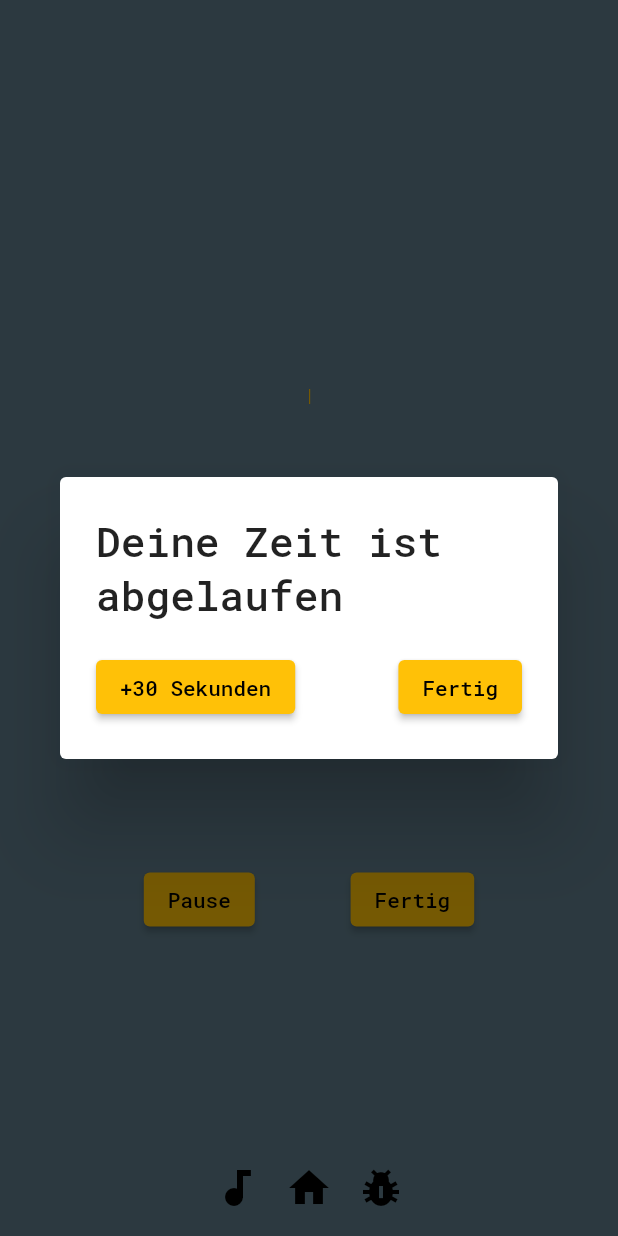
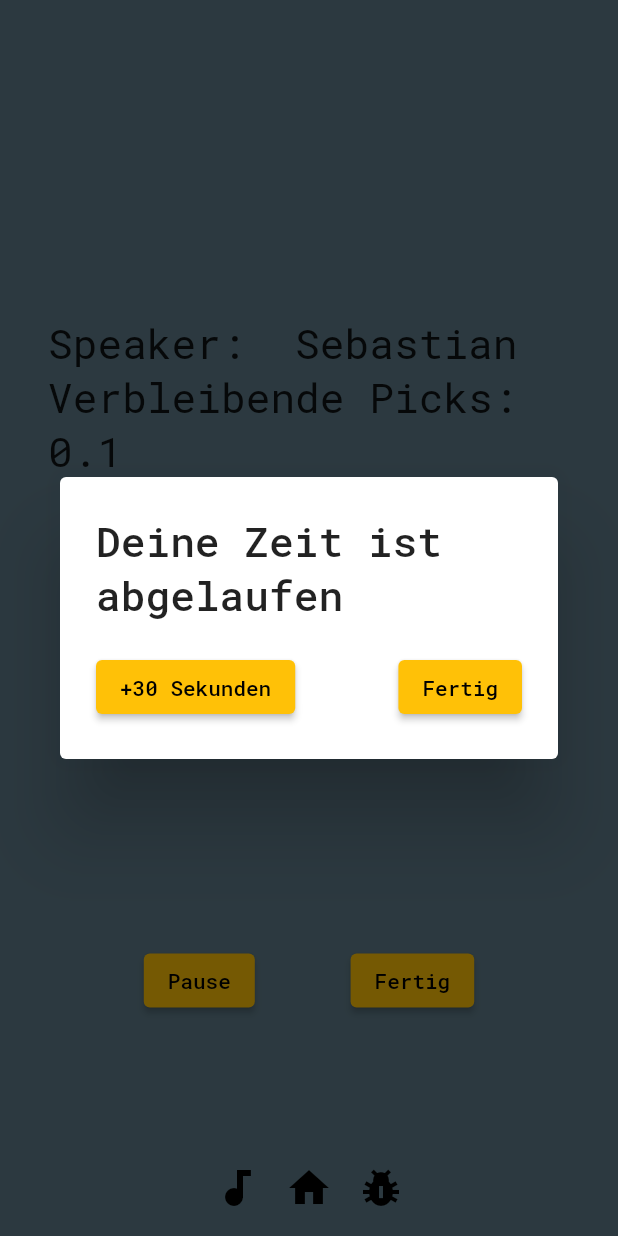
Before and after one commit to mw3155/daily_and_meme, a Flutter app: the TimerPage screen opened by its route, on a phone screen of 412 x 824 dp. Run offline on Flutter 3.47's test engine with Material 2 defaults, Android fonts, the light colour scheme and no system bars; our stand-ins replace google_fonts, numberpicker, rive; missing offline and left inert: flag; statements that could not run were skipped.

Commit message:
💩 start impl Robotanimation; made class; changed speed; removed timer; counting does not work yet

```diff
--- /dev/null
+++ b/lib/RobotAnimation.dart
@@ -0,0 +1,73 @@
+import 'package:flutter/material.dart';
+import 'package:flutter/services.dart';
+import 'package:rive/rive.dart';
+
+class RobotAnimation extends StatefulWidget {
+  const RobotAnimation({Key? key}) : super(key: key);
+
+  @override
+  _RobotAnimationState createState() => _RobotAnimationState();
+}
+
+class _RobotAnimationState extends State<RobotAnimation> {
+  void _togglePlay() {
+    if (_controller == null) {
+      return;
+    }
+    setState(() {
+      _controller!.isActive = !_controller!.isActive;
+    });
+  }
+
+  /// Tracks if the animation is playing by whether controller is running.
+  bool get isPlaying => _controller?.isActive ?? false;
+
+  Artboard? _riveArtboard;
+  RiveAnimationController? _controller;
+  @override
+  void initState() {
+    super.initState();
+
+    // Load the animation file from the bundle, note that you could also
+    // download this. The RiveFile just expects a list of bytes.
+//          RiveAnimation.asset( "animations/animation-robot1.riv",
+    rootBundle.load('assets/animations/animation-robot1.riv').then(
+      (data) async {
+        // Load the RiveFile from the binary data.
+        final file = RiveFile.import(data);
+
+        // The artboard is the root of the animation and gets drawn in the
+        // Rive widget.
+        final artboard = file.mainArtboard.instance();
+        // Add a controller to play back a known animation on the main/default
+        // artboard. We store a reference to it so we can toggle playback.
+        artboard.addController(_controller = SimpleAnimation('Animation 1'));
+        setState(() {
+          _riveArtboard = artboard;
+          _riveArtboard!.instance().animationByName("Animation 1")!.animation.speed = 0.05;
+        });
+      },
+    );
+  }
+
+  @override
+  Widget build(BuildContext context) {
+    double robotSize = MediaQuery.of(context).size.shortestSide * 0.6;
+    return Column(
+      children: [
+        SizedBox(
+          width: robotSize,
+          height: robotSize,
+          child: Center(
+            child: _riveArtboard == null
+                ? const SizedBox()
+                : Rive(
+                    artboard: _riveArtboard!,
+                    fit: BoxFit.contain,
+                  ),
+          ),
+        ),
+      ],
+    );
+  }
+}
--- a/lib/TimerPage.dart
+++ b/lib/TimerPage.dart
@@ -1,4 +1,5 @@
 import 'package:flutter/material.dart';
+import 'RobotAnimation.dart';
 
 import 'Util.dart';
 
@@ -63,9 +64,15 @@ class _TimerPageState extends State<TimerPage> with SingleTickerProviderStateMix
     String speakerName =
         meetingPersons.length <= currentSpeaker ? "null" : meetingPersons[currentSpeaker];
 
+    double currentValueInSeconds = (1 - _controller.value) * _controller.duration!.inSeconds;
+    //Duration currentDuration = Duration(seconds: currentValueInSeconds.toInt());
+    double picksLeft = currentValueInSeconds / 10;
+    // TODO: CONT: set state new seconds ...
+
     double screenWidth = MediaQuery.of(context).size.width;
     return Stack(
       children: [
+        /*
         TweenAnimationBuilder(
             tween: Tween<double>(begin: 0, end: screenWidth * 0.44),
             duration: Duration(seconds: 3),
@@ -79,14 +86,19 @@ class _TimerPageState extends State<TimerPage> with SingleTickerProviderStateMix
                 ),
               );
             }),
+        */
         Column(
           mainAxisAlignment: MainAxisAlignment.center,
           children: [
             Padding(padding: EdgeInsets.all(32)),
+            /*
             CountdownClock(
               animation: CurvedAnimation(parent: _controller, curve: Curves.linear),
               maxDuration: _controller.duration!,
             ),
+            */
+            Text("Speaker: \t$speakerName\nVerbleibende Picks: \t$picksLeft"),
+            RobotAnimation(),
             Padding(padding: EdgeInsets.all(32)),
             Row(
               mainAxisAlignment: MainAxisAlignment.spaceEvenly,
--- a/pubspec.yaml
+++ b/pubspec.yaml
@@ -32,6 +32,7 @@ dependencies:
   google_fonts: ^2.0.0
   flag: ^5.0.0-nullsafety
   url_launcher: ^6.0.3
+  rive: ^0.7.17
 
 dev_dependencies:
   flutter_test:
@@ -49,9 +50,8 @@ flutter:
   uses-material-design: true
 
   # To add assets to your application, add an assets section, like this:
-  # assets:
-  #   - images/test-meme.jpg
-  #   - images/a_dot_ham.jpeg
+  assets:
+    - assets/animations/
 
   # An image asset can refer to one or more resolution-specific "variants", see
   # https://flutter.dev/assets-and-images/#resolution-aware.
```
Also changed, not shown: pubspec.lock, 1 other file.
